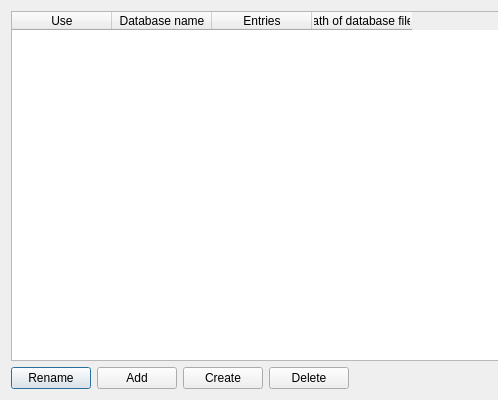
Qt form src/managedatabasesdialog.ui (ccorrado71/qualx3) before a commit; both pictures show x 0 to 498 and y 0 to 400 of the 720 by 400 pixel window.
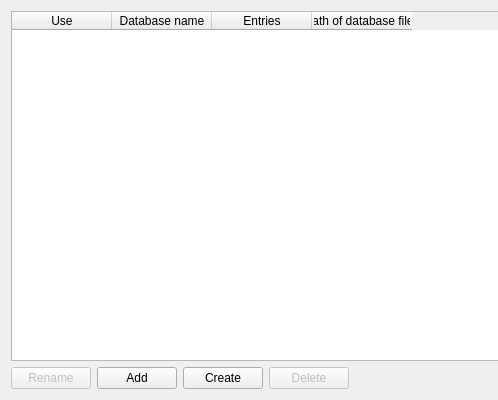
The same form after that commit. Icons and pictures are not drawn.

Diff of the .ui file:
```diff
--- a/src/managedatabasesdialog.ui
+++ b/src/managedatabasesdialog.ui
@@ -48,6 +48,9 @@
     <layout class="QHBoxLayout" name="buttonLayout">
      <item>
       <widget class="QPushButton" name="renameButton">
+       <property name="enabled">
+        <bool>false</bool>
+       </property>
        <property name="text">
         <string>Rename</string>
        </property>
@@ -73,6 +76,9 @@
      </item>
      <item>
       <widget class="QPushButton" name="deleteButton">
+       <property name="enabled">
+        <bool>false</bool>
+       </property>
        <property name="text">
         <string>Delete</string>
        </property>
```
Left out of the diff: 4 changed lines with no effect on the pictures.
